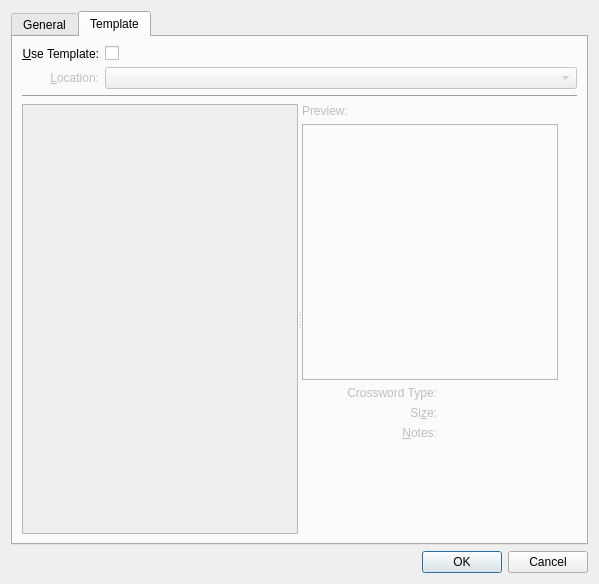
First picture: the form in src/create_new.ui, repository zero804/krossword, before the edit.
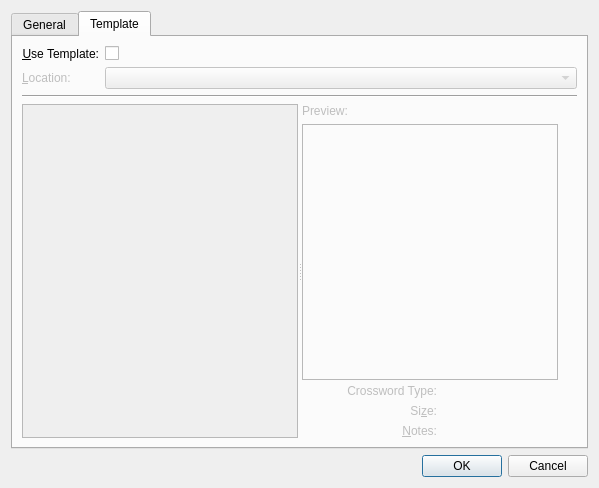
Second picture: the form after the edit. The open tabs and pages were chosen to show the change. Custom widgets are drawn as their Qt base class.

Commit message: small adjustments to create new crossword dialog

Patch:
```diff
--- a/src/create_new.ui
+++ b/src/create_new.ui
@@ -7,7 +7,7 @@
     <x>0</x>
     <y>0</y>
     <width>599</width>
-    <height>584</height>
+    <height>488</height>
    </rect>
   </property>
   <property name="sizePolicy">
@@ -313,9 +313,6 @@
          <property name="text">
           <string>&amp;Location:</string>
          </property>
-         <property name="alignment">
-          <set>Qt::AlignRight|Qt::AlignTrailing|Qt::AlignVCenter</set>
-         </property>
          <property name="buddy">
           <cstring>templateLocation</cstring>
          </property>
```
The commit also changes 1 other file.
